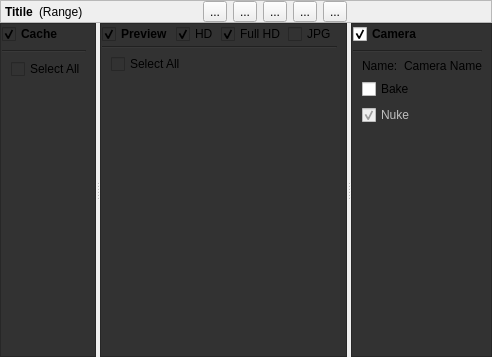
This is ui/item.ui in iceanimations/multiShotExport as Qt 5 draws it before an edit. The edited form follows.
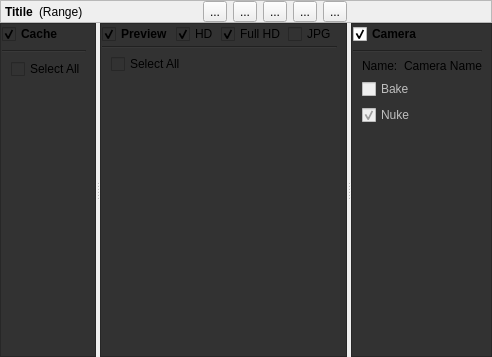
This is the edited form.

Commit message: bakeCameera button disabled

The edit to the form file:
```diff
--- a/ui/item.ui
+++ b/ui/item.ui
@@ -633,6 +633,9 @@
             </item>
             <item>
              <widget class="QCheckBox" name="bakeButton">
+              <property name="enabled">
+               <bool>false</bool>
+              </property>
               <property name="toolTip">
                <string>Bake this camera before exporting</string>
               </property>
```
